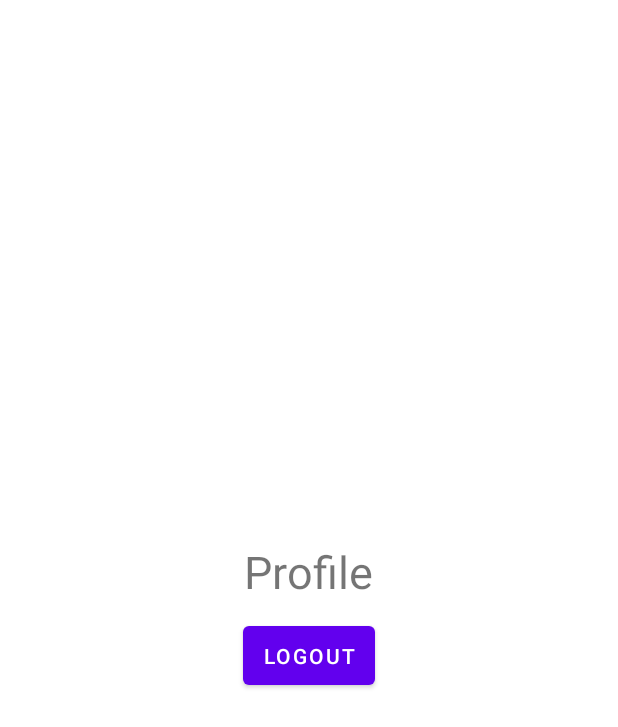
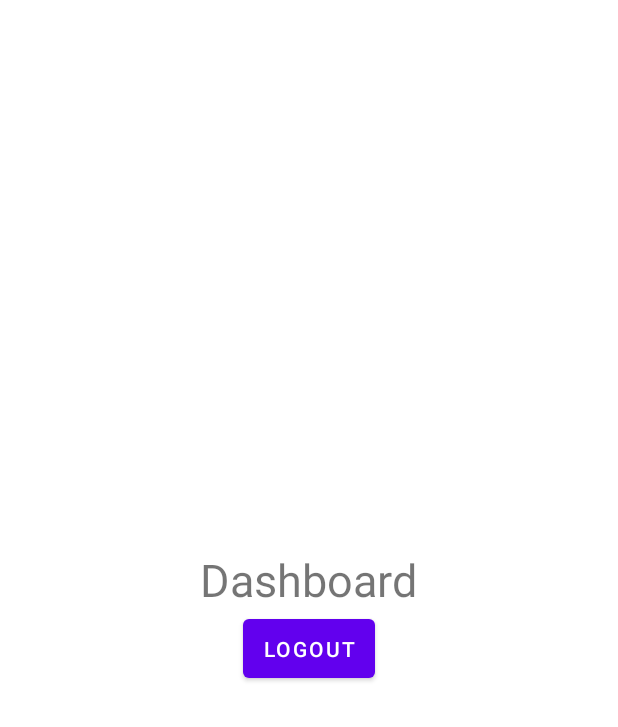
Before and after one commit to zamanz/android-firebase, an Android app: the layout fragment_dashboard.xml on its own in the app's theme, with its tools: preview values and no code run, on a phone screen of 412 x 824 dp. Shown: the top 727 px of the screen. Run offline under Robolectric (Android 15) with nearby library versions, the phone set to English and light mode, and no system bars.

```diff
--- a/app/src/main/res/layout/fragment_dashboard.xml
+++ b/app/src/main/res/layout/fragment_dashboard.xml
@@ -10,16 +10,16 @@
 
     <TextView
         android:id="@+id/textView"
+        android:text="@string/dashboard"
         android:layout_width="wrap_content"
         android:layout_height="wrap_content"
-        android:text="Profile"
-        android:textSize="30sp"/>
+        android:textSize="30sp" />
 
     <Button
         android:id="@+id/logoutBtn"
         android:layout_width="wrap_content"
         android:layout_height="wrap_content"
-        android:layout_marginTop="10dp"
-        android:text="Logout"
-        android:padding="10dp"/>
+        android:padding="10dp"
+        android:text="@string/logout"/>
+
 </LinearLayout>
--- a/app/src/main/res/values/strings.xml
+++ b/app/src/main/res/values/strings.xml
@@ -20,5 +20,7 @@
     <string name="profile">Profile</string>
     <string name="add">Add</string>
     <string name="employees">Employees</string>
+    <string name="logout">Logout</string>
+    <string name="dashboard">Dashboard</string>
 
 </resources>
```
Also changed, not shown: app/src/main/java/me/kzaman/firebasecrud/ui/MainActivity.java (+10 -0 lines), app/src/main/java/me/kzaman/firebasecrud/ui/dashboard/DashboardFragment.java (+19 -2 lines), app/src/main/res/menu/action_bar_menu.xml (added, +9 -0 lines).
